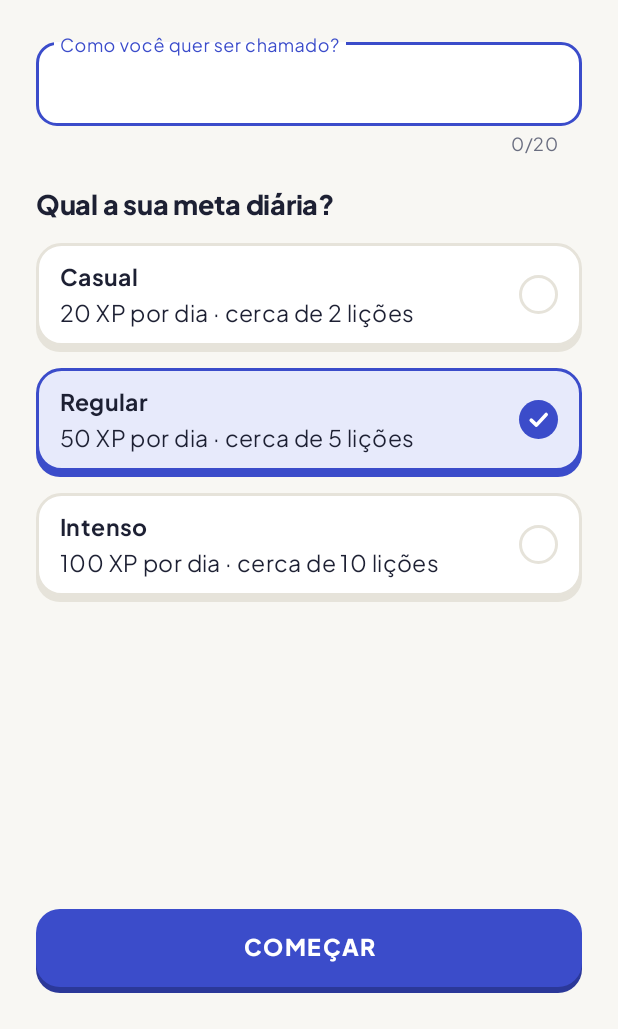
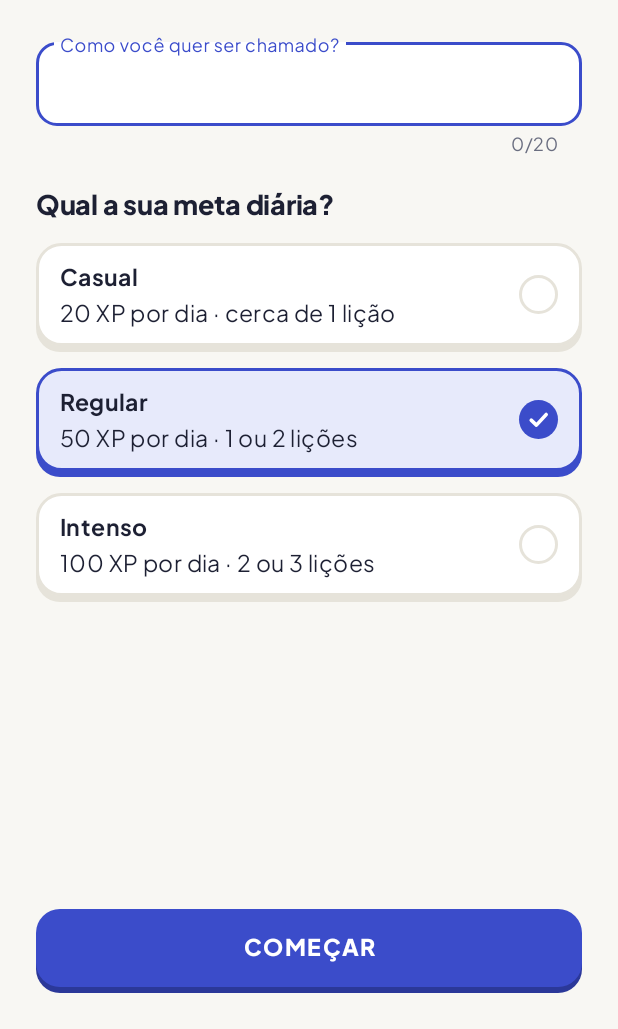
Before and after one commit to MuriloDPV/ENEMigo, an Android app: the screen it shows after launch (OnboardingActivity), on a phone screen of 412 x 824 dp, the part 207-1236 px from its top. Run offline under Robolectric (Android 15) with nearby library versions, the phone set to English and light mode, and no system bars.

Commit message:
Metas do primeiro acesso batem com o XP das lições novas
Co-Authored-By: Claude Opus 5.5 <noreply@anthropic.com>
Claude-Session: https://claude.ai/code/session_01EBacuzzqWw1sBwbETuSQKi

```diff
--- a/app/src/main/res/values/strings.xml
+++ b/app/src/main/res/values/strings.xml
@@ -105,9 +105,9 @@
     <string name="onboarding_subtitulo">O marca-texto do %1$s. Vou te ajudar a estudar pro ENEM um pouquinho todo dia.</string>
     <string name="onboarding_hint_nome">Como você quer ser chamado?</string>
     <string name="onboarding_pergunta_meta">Qual a sua meta diária?</string>
-    <string name="meta_casual"><b>Casual</b>\n20 XP por dia · cerca de 2 lições</string>
-    <string name="meta_regular"><b>Regular</b>\n50 XP por dia · cerca de 5 lições</string>
-    <string name="meta_intenso"><b>Intenso</b>\n100 XP por dia · cerca de 10 lições</string>
+    <string name="meta_casual"><b>Casual</b>\n20 XP por dia · cerca de 1 lição</string>
+    <string name="meta_regular"><b>Regular</b>\n50 XP por dia · 1 ou 2 lições</string>
+    <string name="meta_intenso"><b>Intenso</b>\n100 XP por dia · 2 ou 3 lições</string>
     <string name="erro_nome_vazio">Digite seu nome</string>
     <string name="erro_nome_curto">O nome precisa ter pelo menos 2 letras</string>
     <string name="erro_nome_longo">Use no máximo 20 caracteres</string>
```
